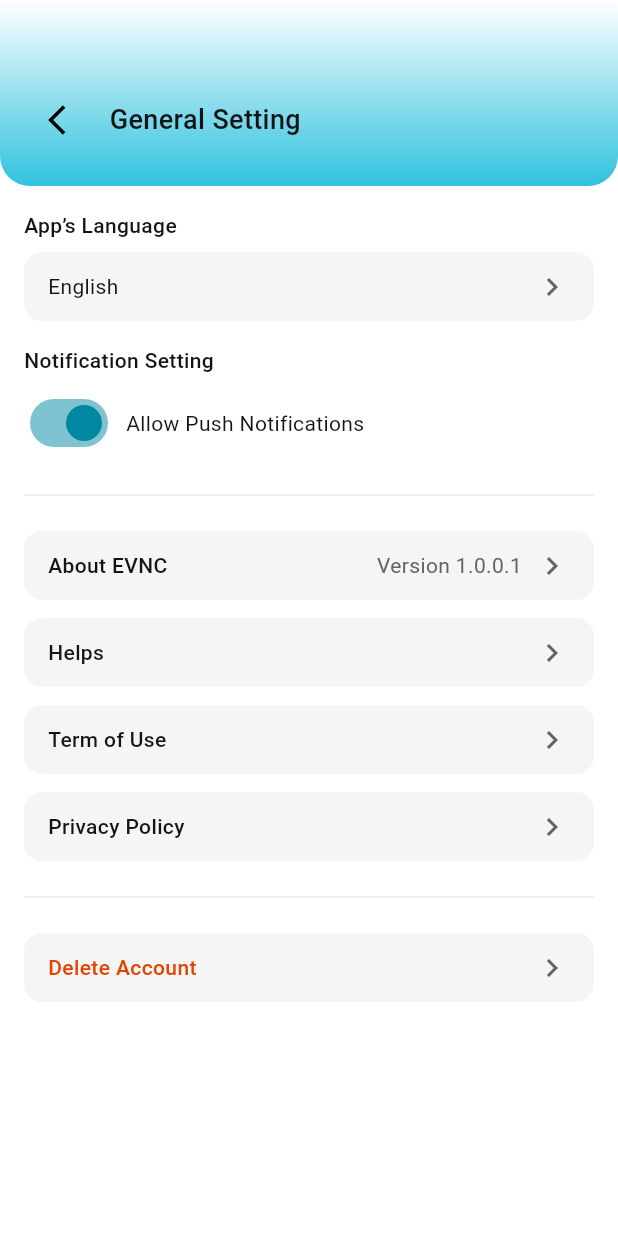
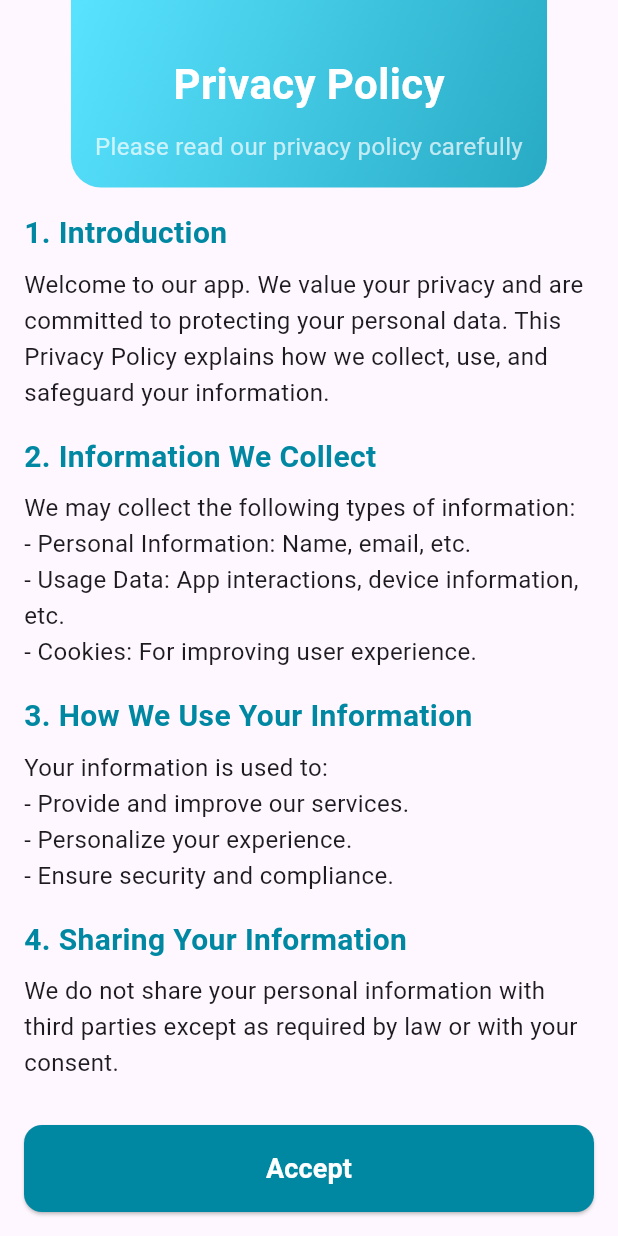
Before and after one commit to Dev-Ninjas-Backup/elad_giserman, a Flutter app: the GeneralSettingsScreen screen opened by its route, after a tap on "Privacy Policy", on a phone screen of 412 x 824 dp. Run offline on Flutter 3.47's test engine with Material 3 defaults, Android fonts, the phone set to English and light mode, and no system bars; our stand-ins replace flutter_otp_text_field, flutter_screenutil, get, google_fonts, shared_preferences; accounts and stored records are empty.

Commit message:
Solve folder structure and privacy policy done.

```diff
--- a/lib/features/nav_bar/screen/nav_bar_screen.dart
+++ b/lib/features/nav_bar/screen/nav_bar_screen.dart
@@ -1,7 +1,7 @@
 import 'package:elad_giserman/core/utils/constants/icon_path.dart';
 import 'package:elad_giserman/features/home/home/screen/home_screen.dart';
 import 'package:elad_giserman/features/nav_bar/controller/nav_bar_controller.dart';
-import 'package:elad_giserman/features/profile/profile/screen/profile_screen.dart';
+import 'package:elad_giserman/features/profile/main/screen/profile_screen.dart';
 import 'package:elad_giserman/features/twist/screens/twist_screen.dart';
 import 'package:flutter/material.dart';
 import 'package:get/get.dart';
--- a/lib/features/profile/edit_profile/screen/edit_profile_screen.dart
+++ b/lib/features/profile/edit_profile/screen/edit_profile_screen.dart
@@ -6,7 +6,7 @@ import 'package:elad_giserman/core/utils/constants/colors.dart';
 import 'package:elad_giserman/core/utils/constants/image_path.dart';
 import 'package:flutter/material.dart';
 import 'package:get/get.dart';
-import '../../profile/controller/profile_controller.dart';
+import '../../main/controller/profile_controller.dart';
 
 class EditProfileScreen extends StatelessWidget {
   const EditProfileScreen({super.key});
--- a/lib/features/profile/general_settings/screen/general_settings_screen.dart
+++ b/lib/features/profile/general_settings/main/screen/general_settings_screen.dart
@@ -3,7 +3,7 @@ import 'package:flutter/material.dart';
 import 'package:get/get.dart';
 import '../controller/general_settings_controller.dart';
 import '../widget/setting_tile_widget.dart';
-import '../../../../core/utils/constants/colors.dart';
+import '../../../../../core/utils/constants/colors.dart';
 
 class GeneralSettingsScreen extends StatelessWidget {
   final GeneralSettingsController controller = Get.put(
@@ -125,7 +125,12 @@ class GeneralSettingsScreen extends StatelessWidget {
                   SizedBox(height: 12),
                   SettingTileWidget(title: 'Term of Use', onTap: () {}),
                   SizedBox(height: 12),
-                  SettingTileWidget(title: 'Privacy Policy', onTap: () {}),
+                  SettingTileWidget(
+                    title: 'Privacy Policy',
+                    onTap: () {
+                      Get.offNamed('/privacyPolicyScreen');
+                    },
+                  ),
 
                   SizedBox(height: 16),
                   Divider(color: AppColors.borderColor, thickness: 1),
--- a/lib/features/profile/general_settings/widget/setting_tile_widget.dart
+++ b/lib/features/profile/general_settings/main/widget/setting_tile_widget.dart
@@ -1,5 +1,5 @@
 import 'package:flutter/material.dart';
-import '../../../../core/utils/constants/colors.dart';
+import '../../../../../core/utils/constants/colors.dart';
 
 class SettingTileWidget extends StatelessWidget {
   final String title;
--- /dev/null
+++ b/lib/features/profile/general_settings/privacy_policy/controller/privacy_policy_controller.dart
@@ -0,0 +1,13 @@
+import 'package:get/get.dart';
+
+class PrivacyPolicyController extends GetxController {
+  var isLoading = false.obs;
+
+  void acceptPolicy() {
+    isLoading.value = true;
+    Future.delayed(Duration(seconds: 1), () {
+      isLoading.value = false;
+      Get.offAllNamed('/generalSettingsScreen');
+    });
+  }
+}
--- /dev/null
+++ b/lib/features/profile/general_settings/privacy_policy/screen/privacy_policy_screen.dart
@@ -0,0 +1,174 @@
+import 'package:elad_giserman/core/utils/constants/colors.dart';
+import 'package:elad_giserman/features/profile/general_settings/privacy_policy/controller/privacy_policy_controller.dart';
+import 'package:flutter/material.dart';
+import 'package:get/get.dart';
+
+class PrivacyPolicyScreen extends StatelessWidget {
+  const PrivacyPolicyScreen({super.key});
+
+  @override
+  Widget build(BuildContext context) {
+    final PrivacyPolicyController controller = Get.put(
+      PrivacyPolicyController(),
+    );
+
+    return Scaffold(
+      body: SafeArea(
+        child: Column(
+          children: [
+            Container(
+              padding: EdgeInsets.all(16.0),
+              decoration: BoxDecoration(
+                gradient: LinearGradient(
+                  colors: [
+                    Color.fromARGB(255, 89, 227, 255),
+                    Color.fromARGB(255, 40, 170, 196),
+                  ],
+                  begin: Alignment.topLeft,
+                  end: Alignment.bottomRight,
+                ),
+                borderRadius: BorderRadius.only(
+                  bottomLeft: Radius.circular(20),
+                  bottomRight: Radius.circular(20),
+                ),
+              ),
+              child: Column(
+                children: [
+                  SizedBox(height: 20),
+                  Text(
+                    'Privacy Policy',
+                    style: TextStyle(
+                      fontSize: 28,
+                      fontWeight: FontWeight.bold,
+                      color: Colors.white,
+                    ),
+                  ),
+                  SizedBox(height: 10),
+                  Text(
+                    'Please read our privacy policy carefully',
+                    style: TextStyle(fontSize: 16, color: Colors.white70),
+                    textAlign: TextAlign.center,
+                  ),
+                ],
+              ),
+            ),
+            Expanded(
+              child: SingleChildScrollView(
+                padding: EdgeInsets.all(16.0),
+                child: Column(
+                  crossAxisAlignment: CrossAxisAlignment.start,
+                  children: [
+                    Text(
+                      '1. Introduction',
+                      style: TextStyle(
+                        fontSize: 20,
+                        fontWeight: FontWeight.bold,
+                        color: AppColors.buttonColor,
+                      ),
+                    ),
+                    SizedBox(height: 8),
+                    Text(
+                      'Welcome to our app. We value your privacy and are committed to protecting your personal data. This Privacy Policy explains how we collect, use, and safeguard your information.',
+                      style: TextStyle(fontSize: 16, height: 1.5),
+                    ),
+                    SizedBox(height: 16),
+                    Text(
+                      '2. Information We Collect',
+                      style: TextStyle(
+                        fontSize: 20,
+                        fontWeight: FontWeight.bold,
+                        color: AppColors.buttonColor,
+                      ),
+                    ),
+                    SizedBox(height: 8),
+                    Text(
+                      'We may collect the following types of information:\n'
+                      '- Personal Information: Name, email, etc.\n'
+                      '- Usage Data: App interactions, device information, etc.\n'
+                      '- Cookies: For improving user experience.',
+                      style: TextStyle(fontSize: 16, height: 1.5),
+                    ),
+                    SizedBox(height: 16),
+                    Text(
+                      '3. How We Use Your Information',
+                      style: TextStyle(
+                        fontSize: 20,
+                        fontWeight: FontWeight.bold,
+                        color: AppColors.buttonColor,
+                      ),
+                    ),
+                    SizedBox(height: 8),
+                    Text(
+                      'Your information is used to:\n'
+                      '- Provide and improve our services.\n'
+                      '- Personalize your experience.\n'
+                      '- Ensure security and compliance.',
+                      style: TextStyle(fontSize: 16, height: 1.5),
+                    ),
+                    SizedBox(height: 16),
+                    Text(
+                      '4. Sharing Your Information',
+                      style: TextStyle(
+                        fontSize: 20,
+                        fontWeight: FontWeight.bold,
+                        color: AppColors.buttonColor,
+                      ),
+                    ),
+                    SizedBox(height: 8),
+                    Text(
+                      'We do not share your personal information with third parties except as required by law or with your consent.',
+                      style: TextStyle(fontSize: 16, height: 1.5),
+                    ),
+                    SizedBox(height: 16),
+                    Text(
+                      '5. Contact Us',
+                      style: TextStyle(
+                        fontSize: 20,
+                        fontWeight: FontWeight.bold,
+                        color: AppColors.buttonColor,
+                      ),
+                    ),
+                    SizedBox(height: 8),
+                    Text(
+                      'If you have any questions about this Privacy Policy, please contact us at support@example.com.',
+                      style: TextStyle(fontSize: 16, height: 1.5),
+                    ),
+                    SizedBox(height: 20),
+                  ],
+                ),
+              ),
+            ),
+            Padding(
+              padding: EdgeInsets.all(16.0),
+              child: Obx(
+                () => ElevatedButton(
+                  onPressed: controller.isLoading.value
+                      ? null
+                      : () => controller.acceptPolicy(),
+                  style: ElevatedButton.styleFrom(
+                    backgroundColor: AppColors.buttonColor,
+                    padding: EdgeInsets.symmetric(vertical: 16, horizontal: 32),
+                    shape: RoundedRectangleBorder(
+                      borderRadius: BorderRadius.circular(12),
+                    ),
+                    minimumSize: Size(double.infinity, 50),
+                  ),
+                  child: controller.isLoading.value
+                      ? CircularProgressIndicator(color: Colors.white)
+                      : Text(
+                          'Accept',
+                          style: TextStyle(
+                            fontSize: 18,
+                            fontWeight: FontWeight.bold,
+                            color: Colors.white,
+                          ),
+                        ),
+                ),
+              ),
+            ),
+          ],
+        ),
+      ),
+    );
+  }
+}
--- a/lib/features/profile/profile/screen/profile_screen.dart
+++ b/lib/features/profile/main/screen/profile_screen.dart
@@ -2,9 +2,9 @@ import 'package:elad_giserman/core/common/styles/global_text_style.dart';
 import 'package:elad_giserman/core/common/widgets/custom_app_bar.dart';
 import 'package:elad_giserman/core/utils/constants/colors.dart';
 import 'package:elad_giserman/core/utils/constants/image_path.dart';
-import 'package:elad_giserman/features/profile/profile/widgets/log_out_button.dart';
-import 'package:elad_giserman/features/profile/profile/widgets/option_button.dart';
-import 'package:elad_giserman/features/profile/profile/widgets/vip_features.dart';
+import 'package:elad_giserman/features/profile/main/widgets/log_out_button.dart';
+import 'package:elad_giserman/features/profile/main/widgets/option_button.dart';
+import 'package:elad_giserman/features/profile/main/widgets/vip_features.dart';
 import 'package:flutter/material.dart';
 import 'package:get/get.dart';
 
--- a/lib/features/profile/subscriptions/screen/subscriptions_screen.dart
+++ b/lib/features/profile/subscriptions/screen/subscriptions_screen.dart
@@ -2,7 +2,7 @@ import 'package:elad_giserman/core/common/styles/global_text_style.dart';
 import 'package:elad_giserman/core/common/widgets/custom_app_bar.dart';
 import 'package:elad_giserman/core/common/widgets/custom_button.dart';
 import 'package:elad_giserman/core/utils/constants/colors.dart';
-import 'package:elad_giserman/features/profile/profile/widgets/vip_features.dart';
+import 'package:elad_giserman/features/profile/main/widgets/vip_features.dart';
 import 'package:flutter/material.dart';
 import 'package:get/route_manager.dart';
 
--- a/lib/routes/app_routes.dart
+++ b/lib/routes/app_routes.dart
@@ -4,15 +4,16 @@ import 'package:elad_giserman/features/auth/sign_in/screens/sign_in_screen.dart'
 import 'package:elad_giserman/features/auth/sign_up/screen/sign_up_screen.dart';
 import 'package:elad_giserman/features/home/home/screen/home_screen.dart';
 import 'package:elad_giserman/features/nav_bar/screen/nav_bar_screen.dart';
+import 'package:elad_giserman/features/profile/general_settings/privacy_policy/screen/privacy_policy_screen.dart';
 import 'package:elad_giserman/features/profile/subscriptions/screen/checkout_screen.dart';
 import 'package:elad_giserman/features/profile/edit_profile/screen/edit_profile_screen.dart';
-import 'package:elad_giserman/features/profile/profile/screen/profile_screen.dart';
+import 'package:elad_giserman/features/profile/main/screen/profile_screen.dart';
 import 'package:elad_giserman/features/profile/my_reservation/screen/reservation_history_screen.dart';
 import 'package:elad_giserman/features/profile/subscriptions/screen/subscriptions_screen.dart';
 import 'package:elad_giserman/features/splash/screens/splash_screen.dart';
 import 'package:elad_giserman/features/venue/screen/venue_screen.dart';
 import 'package:get/get.dart';
-import '../features/profile/general_settings/screen/general_settings_screen.dart';
+import '../features/profile/general_settings/main/screen/general_settings_screen.dart';
 import '../features/notifications/screen/notifications_screen.dart';
 import '../features/profile/redemption_history/screen/redemption_history_screen.dart';
 
@@ -34,6 +35,7 @@ class AppRoute {
   static String redemptionHistoryScreen = "/redemptionHistoryScreen";
   static String generalSettingsScreen = "/generalSettingsScreen";
   static String notificationScreen = "/notificationScreen";
+  static String privacyPolicyScreen = "/privacyPolicyScreen";
 
   static String getSplashScreen() => splashScreen;
   static String getSignInScreen() => signInScreen;
@@ -52,6 +54,7 @@ class AppRoute {
   static String getRedemptionHistoryScreen() => redemptionHistoryScreen;
   static String getGeneralSettingsScreen() => generalSettingsScreen;
   static String getNotificationScreen() => notificationScreen;
+  static String getPrivacyPolicyScreen() => privacyPolicyScreen;
 
   static List<GetPage> routes = [
     GetPage(name: splashScreen, page: () => const SplashScreen()),
@@ -127,5 +130,10 @@ class AppRoute {
       page: () => NotificationsScreen(),
       transition: Transition.upToDown,
     ),
+    GetPage(
+      name: privacyPolicyScreen,
+      page: () => PrivacyPolicyScreen(),
+      transition: Transition.upToDown,
+    ),
   ];
 }
```
Also changed, not shown: lib/features/profile/general_settings/main/controller/general_settings_controller.dart (renamed from lib/features/profile/general_settings/controller/general_settings_controller.dart), lib/features/profile/main/controller/profile_controller.dart (renamed from lib/features/profile/profile/controller/profile_controller.dart), lib/features/profile/main/widgets/log_out_button.dart (renamed from lib/features/profile/profile/widgets/log_out_button.dart), lib/features/profile/main/widgets/option_button.dart (renamed from lib/features/profile/profile/widgets/option_button.dart), lib/features/profile/main/widgets/vip_features.dart (renamed from lib/features/profile/profile/widgets/vip_features.dart).
